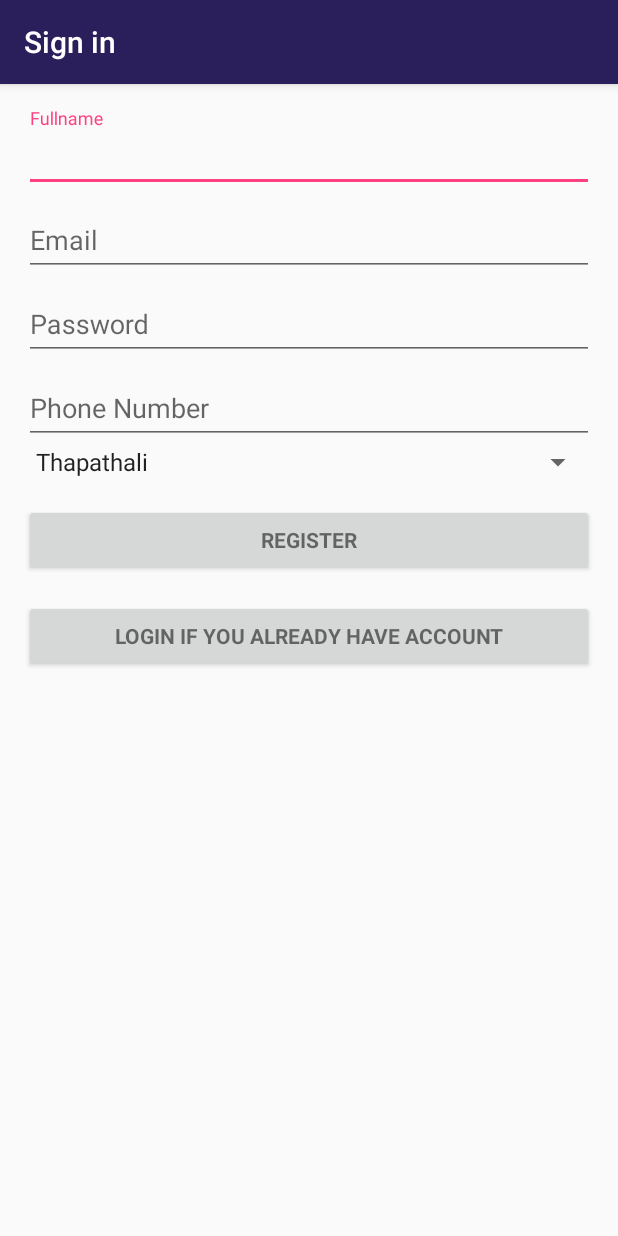
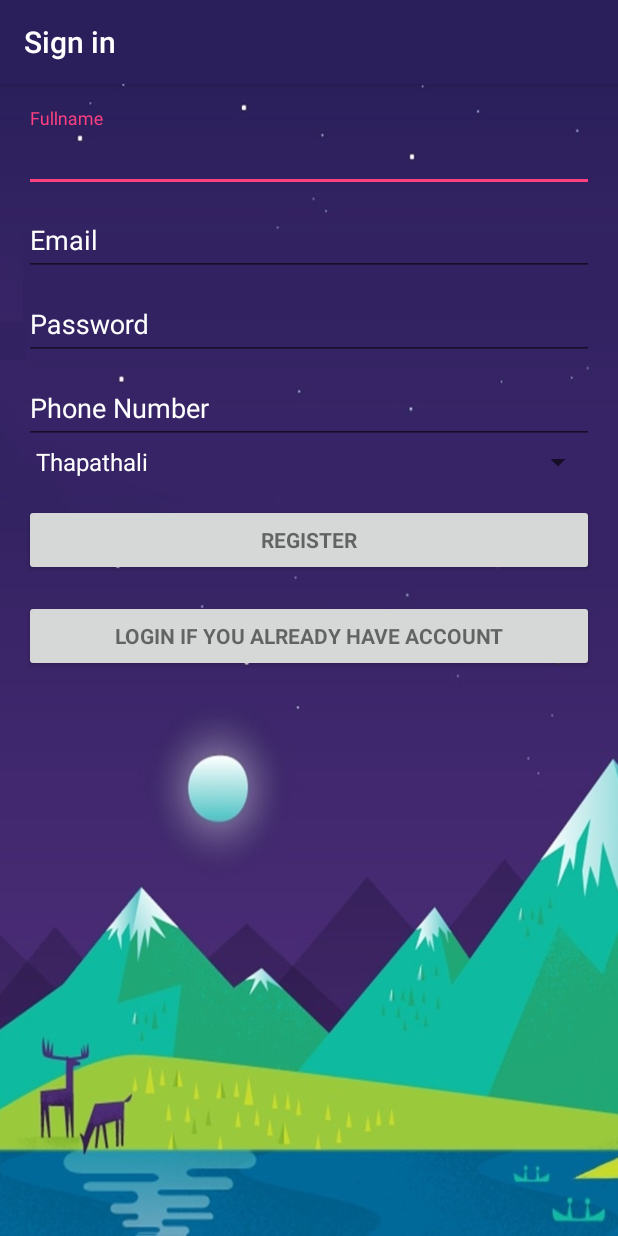
Before and after one commit to rpidanny/landslide-early-warning-system, an Android app: the screen it shows after launch (SignupActivity), after a tap on an icon or button, on a phone screen of 412 x 824 dp. Run offline under Robolectric (Android 15) with nearby library versions, the phone set to English and light mode, and no system bars; 4 statements that could not run were skipped.

Commit message:
khoi k thiyo birsyo

```diff
--- a/Android/NotificationReceivers/app/src/main/java/challenge/app/warningreceiver/LoginActivity.java
+++ b/Android/NotificationReceivers/app/src/main/java/challenge/app/warningreceiver/LoginActivity.java
@@ -3,7 +3,9 @@ package challenge.app.warningreceiver;
 import android.animation.Animator;
 import android.animation.AnimatorListenerAdapter;
 import android.annotation.TargetApi;
+import android.content.Context;
 import android.content.Intent;
+import android.content.SharedPreferences;
 import android.content.pm.PackageManager;
 import android.support.annotation.NonNull;
 import android.support.design.widget.Snackbar;
@@ -65,6 +67,9 @@ public class LoginActivity extends AppCompatActivity implements LoaderCallbacks<
 
     @Override
     protected void onCreate(Bundle savedInstanceState) {
+
+        checkIfUserIsLoggedIn();
+
         super.onCreate(savedInstanceState);
         setContentView(R.layout.activity_login);
         // Set up the login form.
@@ -101,6 +106,20 @@ public class LoginActivity extends AppCompatActivity implements LoaderCallbacks<
 
         mLoginFormView = findViewById(R.id.login_form);
         mProgressView = findViewById(R.id.login_progress);
+    }
+
+    private void checkIfUserIsLoggedIn(){
+        SharedPreferences prefs = getSharedPreferences(MainActivity.MyPREFERENCES, Context.MODE_PRIVATE);
+        if (prefs != null){
+            String loc = prefs.getString("location", null);
+            if (loc != null){
+                // location is already present
+                // goto main activity
+                Intent intent = new Intent( this, MainActivity.class);
+                startActivity(intent);
+                finish();
+            }
+        }
     }
 
     private void goToSignupActivity() {
--- a/Android/NotificationReceivers/app/src/main/java/challenge/app/warningreceiver/SignupActivity.java
+++ b/Android/NotificationReceivers/app/src/main/java/challenge/app/warningreceiver/SignupActivity.java
@@ -7,6 +7,7 @@ import android.content.Context;
 import android.content.Intent;
 import android.content.SharedPreferences;
 import android.content.pm.PackageManager;
+import android.graphics.Color;
 import android.support.annotation.NonNull;
 import android.support.design.widget.Snackbar;
 import android.support.v7.app.AppCompatActivity;
@@ -26,6 +27,7 @@ import android.view.KeyEvent;
 import android.view.View;
 import android.view.View.OnClickListener;
 import android.view.inputmethod.EditorInfo;
+import android.widget.AdapterView;
 import android.widget.ArrayAdapter;
 import android.widget.AutoCompleteTextView;
 import android.widget.Button;
@@ -133,6 +135,22 @@ public class SignupActivity extends AppCompatActivity implements LoaderCallbacks
         mLocationView = (Spinner) findViewById(R.id.location_list);
         mLocationView.setAdapter(getLocationList());
 
+
+        mLocationView.setOnItemSelectedListener(new AdapterView.OnItemSelectedListener() {
+            @Override
+            public void onItemSelected(AdapterView<?> parent, View view, int position, long id) {
+               // item = (String) parent.getItemAtPosition(position);
+                if(parent.getChildAt(0)!=null) {
+                    ((TextView) parent.getChildAt(0)).setTextColor(Color.WHITE);
+                }
+            }
+
+            @Override
+            public void onNothingSelected(AdapterView<?> parent) {
+
+            }
+        });
+
         mFullnameView = (EditText) findViewById(R.id.signup_fullname);
         mPhoneView   = (EditText) findViewById(R.id.phone);
 
@@ -144,10 +162,10 @@ public class SignupActivity extends AppCompatActivity implements LoaderCallbacks
     {
         locationList.add("Thapathali");
         locationList.add("Jawalakhel");
-        locationList.add("Gwarko");
 
         ArrayAdapter<String> adapter = new ArrayAdapter<>(this, android.R.layout.simple_spinner_item, locationList);
         adapter.setDropDownViewResource(android.R.layout.simple_spinner_dropdown_item);
+
 
         return adapter;
     }
@@ -385,7 +403,7 @@ public class SignupActivity extends AppCompatActivity implements LoaderCallbacks
      * the user.
      */
     public class UserRegisterTask extends AsyncTask<User, Void, Boolean> {
-        private String requestURL = "http://192.168.1.35:3000/user";
+        private String requestURL = "http://192.168.1.154:3000/user";
         private HashMap<String, String> postDataParams = new HashMap<>();
         private String result = "";
 
@@ -453,8 +471,8 @@ public class SignupActivity extends AppCompatActivity implements LoaderCallbacks
                     //                editor.putString("location", "Thapathali");
                     //                editor.commit();
                     JSONObject response = new JSONObject(result);
-
-                    editor.putString("location", response.getJSONObject("user_data").getString("location"));
+                    int locationIndex = Integer.parseInt(response.getJSONObject("user_data").getString("location"));
+                    editor.putString("location", locationList.get(locationIndex));
 
                     editor.commit();
                     System.out.println(response.getJSONObject("user_data").getString("location"));
--- a/Android/NotificationReceivers/app/src/main/res/layout/activity_login.xml
+++ b/Android/NotificationReceivers/app/src/main/res/layout/activity_login.xml
@@ -8,7 +8,8 @@
     android:paddingLeft="@dimen/activity_horizontal_margin"
     android:paddingRight="@dimen/activity_horizontal_margin"
     android:paddingTop="@dimen/activity_vertical_margin"
-    tools:context="challenge.app.warningreceiver.LoginActivity">
+    tools:context="challenge.app.warningreceiver.LoginActivity"
+    android:background="@drawable/nowpaper1crop">
 
     <!-- Login progress -->
     <ProgressBar
--- a/Android/NotificationReceivers/app/src/main/res/layout/activity_signup.xml
+++ b/Android/NotificationReceivers/app/src/main/res/layout/activity_signup.xml
@@ -8,7 +8,8 @@
     android:paddingLeft="@dimen/activity_horizontal_margin"
     android:paddingRight="@dimen/activity_horizontal_margin"
     android:paddingTop="@dimen/activity_vertical_margin"
-    tools:context="challenge.app.warningreceiver.SignupActivity">
+    tools:context="challenge.app.warningreceiver.SignupActivity"
+    android:background="@drawable/nowpaper1crop">
 
     <!-- Login progress -->
     <ProgressBar
@@ -17,7 +18,7 @@
         android:layout_width="wrap_content"
         android:layout_height="wrap_content"
         android:layout_marginBottom="8dp"
-        android:visibility="gone" />
+        android:visibility="gone"/>
 
     <ScrollView
         android:id="@+id/login_form"
@@ -33,7 +34,9 @@
             <!-- Name -->
             <android.support.design.widget.TextInputLayout
                 android:layout_width="match_parent"
-                android:layout_height="wrap_content">
+                android:layout_height="wrap_content"
+                android:textColorHint="@color/white"
+                >
 
                 <EditText
                     android:id="@+id/signup_fullname"
@@ -43,14 +46,16 @@
                     android:imeActionLabel="@string/signup_fullname"
                     android:inputType="text"
                     android:maxLines="1"
-                    android:singleLine="true" />
+                    android:singleLine="true"
+                    android:textColor="@color/white"/>
 
             </android.support.design.widget.TextInputLayout>
 
             <!--Email-->
             <android.support.design.widget.TextInputLayout
                 android:layout_width="match_parent"
-                android:layout_height="wrap_content">
+                android:layout_height="wrap_content"
+                android:textColorHint="@color/white">
 
                 <AutoCompleteTextView
                     android:id="@+id/email"
@@ -59,14 +64,16 @@
                     android:hint="@string/prompt_email"
                     android:inputType="textEmailAddress"
                     android:maxLines="1"
-                    android:singleLine="true" />
+                    android:singleLine="true"
+                    android:textColor="@color/white" />
 
             </android.support.design.widget.TextInputLayout>
 
             <!--Password-->
             <android.support.design.widget.TextInputLayout
                 android:layout_width="match_parent"
-                android:layout_height="wrap_content">
+                android:layout_height="wrap_content"
+                android:textColorHint="@color/white">
 
                 <EditText
                     android:id="@+id/password"
@@ -77,14 +84,16 @@
                     android:imeActionLabel="@string/action_sign_in_short"
                     android:inputType="textPassword"
                     android:maxLines="1"
-                    android:singleLine="true" />
+                    android:singleLine="true"
+                    android:textColor="@color/white" />
 
             </android.support.design.widget.TextInputLayout>
 
             <!--Phone-->
             <android.support.design.widget.TextInputLayout
                 android:layout_width="match_parent"
-                android:layout_height="wrap_content">
+                android:layout_height="wrap_content"
+                android:textColorHint="@color/white">
 
                 <EditText
                     android:id="@+id/phone"
@@ -96,7 +105,8 @@
                     android:imeOptions="actionUnspecified"
                     android:inputType="text"
                     android:maxLines="1"
-                    android:singleLine="true" />
+                    android:singleLine="true"
+                    android:textColor="@color/white" />
 
             </android.support.design.widget.TextInputLayout>
 
@@ -104,7 +114,9 @@
             <Spinner
                 android:layout_width="fill_parent"
                 android:layout_height="wrap_content"
-                android:id="@+id/location_list" />
+                android:id="@+id/location_list"
+
+                />
 
             <Button
                 android:id="@+id/sign_up_button"
--- a/Android/NotificationReceivers/app/src/main/res/values/colors.xml
+++ b/Android/NotificationReceivers/app/src/main/res/values/colors.xml
@@ -3,4 +3,5 @@
     <color name="colorPrimary">#2a1f5b</color>
     <color name="colorPrimaryDark">#67918b</color>
     <color name="colorAccent">#FF4081</color>
+    <color name="white">#FFFFFF</color>
 </resources>
```
Also changed, not shown: Android/NotificationReceivers/app/src/main/java/challenge/app/warningreceiver/MainActivity.java (+13 -0 lines), Android/NotificationReceivers/app/src/main/res/layout/activity_main.xml (+7 -0 lines).
